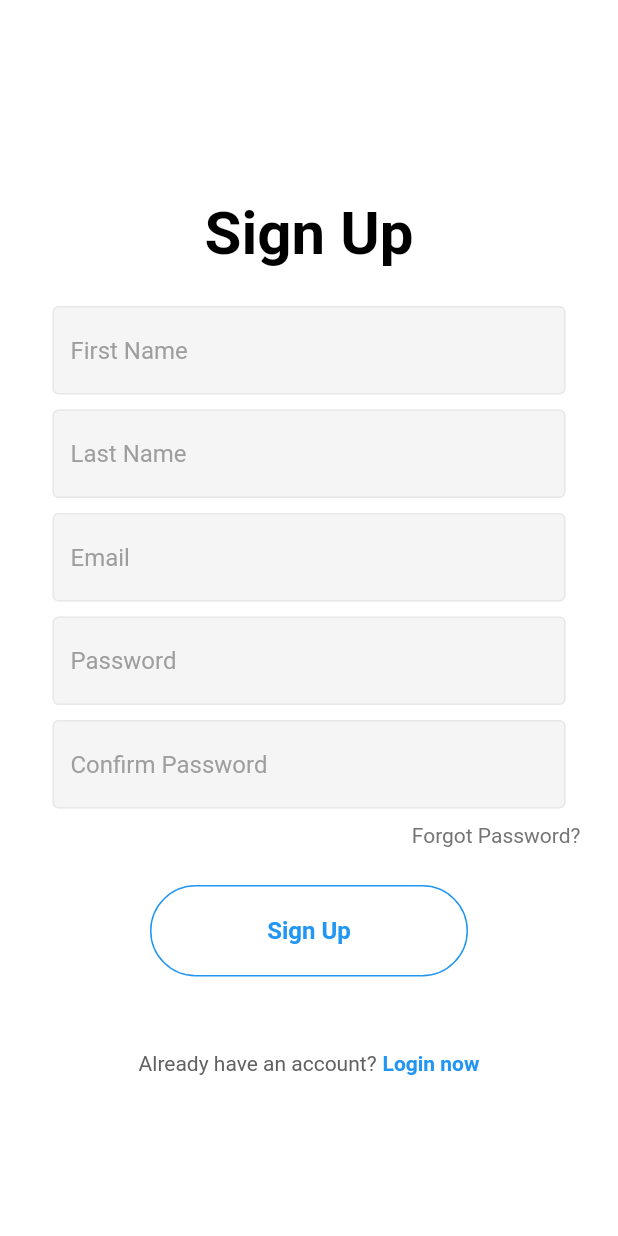
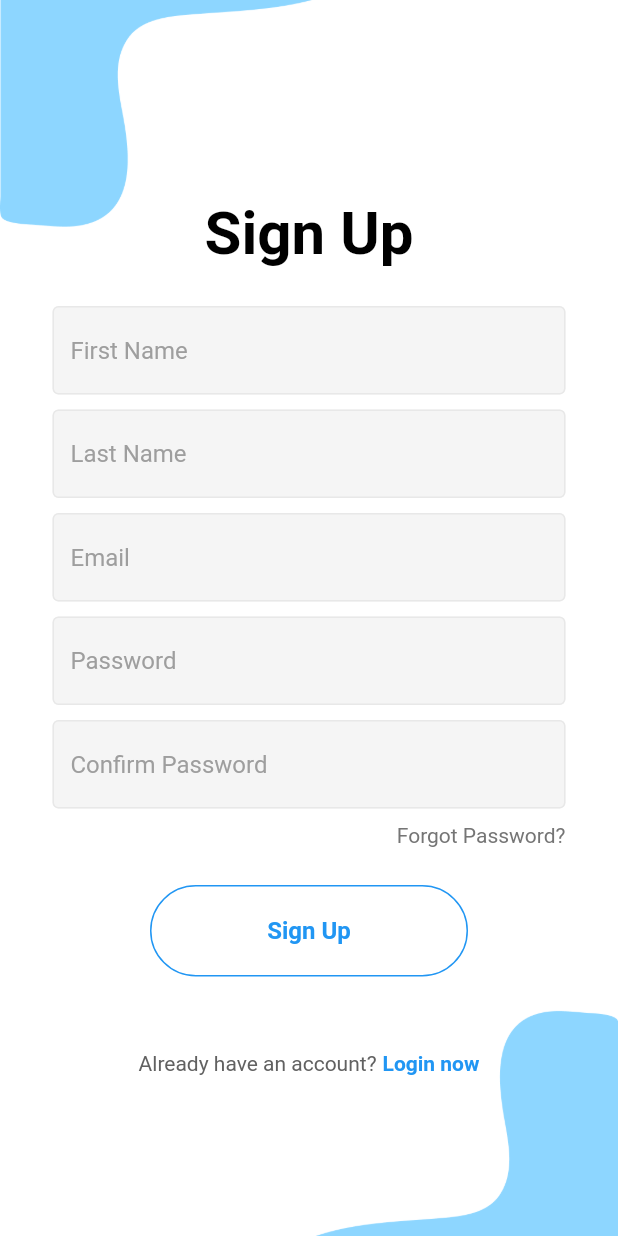
Before and after one commit to Nexus-Code89/FishCab_Buyer, a Flutter app: the screen it shows after launch, after a tap on "Register now", on a phone screen of 412 x 824 dp. Run offline on Flutter 3.47's test engine with Material 2 defaults, Android fonts, the phone set to English and light mode, and no system bars; our stand-ins replace cloud_firestore, firebase_auth, firebase_core; accounts and stored records are empty; network calls fail.

Commit message:
added background

```diff
--- a/lib/pages/login_page.dart
+++ b/lib/pages/login_page.dart
@@ -59,7 +59,9 @@ class _LoginPageState extends State<LoginPage> {
   Widget build(BuildContext context) {
     return Scaffold(
       backgroundColor: Colors.white,
-      body: SafeArea(
+      body: DecoratedBox(
+        decoration: BoxDecoration(image: DecorationImage(image: AssetImage('lib/images/bg.png'), fit: BoxFit.cover)),
+        child: SafeArea(
           child: Center(
               child: SingleChildScrollView(
             child: Column(
@@ -117,7 +119,7 @@ class _LoginPageState extends State<LoginPage> {
 
                 // forgot password?
                 Padding(
-                padding: const EdgeInsets.symmetric(horizontal: 25.0),
+                  padding: const EdgeInsets.symmetric(horizontal: 35.0),
                   child: Row(
                     mainAxisAlignment: MainAxisAlignment.end,
                     children: [
@@ -164,6 +166,7 @@ class _LoginPageState extends State<LoginPage> {
             ),
           )),
         ),
+      ),
     );
   }
 }
--- a/lib/pages/register_page.dart
+++ b/lib/pages/register_page.dart
@@ -84,7 +84,9 @@ class _RegisterPageState extends State<RegisterPage> {
   Widget build(BuildContext context) {
     return Scaffold(
       backgroundColor: Colors.white,
-      body: SafeArea(
+      body: DecoratedBox(
+        decoration: BoxDecoration(image: DecorationImage(image: AssetImage('lib/images/bg.png'), fit: BoxFit.cover)),
+        child: SafeArea(
           child: Center(
               child: SingleChildScrollView(
             child: Column(
@@ -167,7 +169,7 @@ class _RegisterPageState extends State<RegisterPage> {
 
                 // forgot password?
                 Padding(
-                padding: const EdgeInsets.symmetric(horizontal: 25.0),
+                  padding: const EdgeInsets.symmetric(horizontal: 35.0),
                   child: Row(
                     mainAxisAlignment: MainAxisAlignment.end,
                     children: [
@@ -214,6 +216,7 @@ class _RegisterPageState extends State<RegisterPage> {
             ),
           )),
         ),
+      ),
     );
   }
 }
```
Also changed, not shown: lib/images/bg.png. Lines whose indentation alone changed are shown as unchanged.
